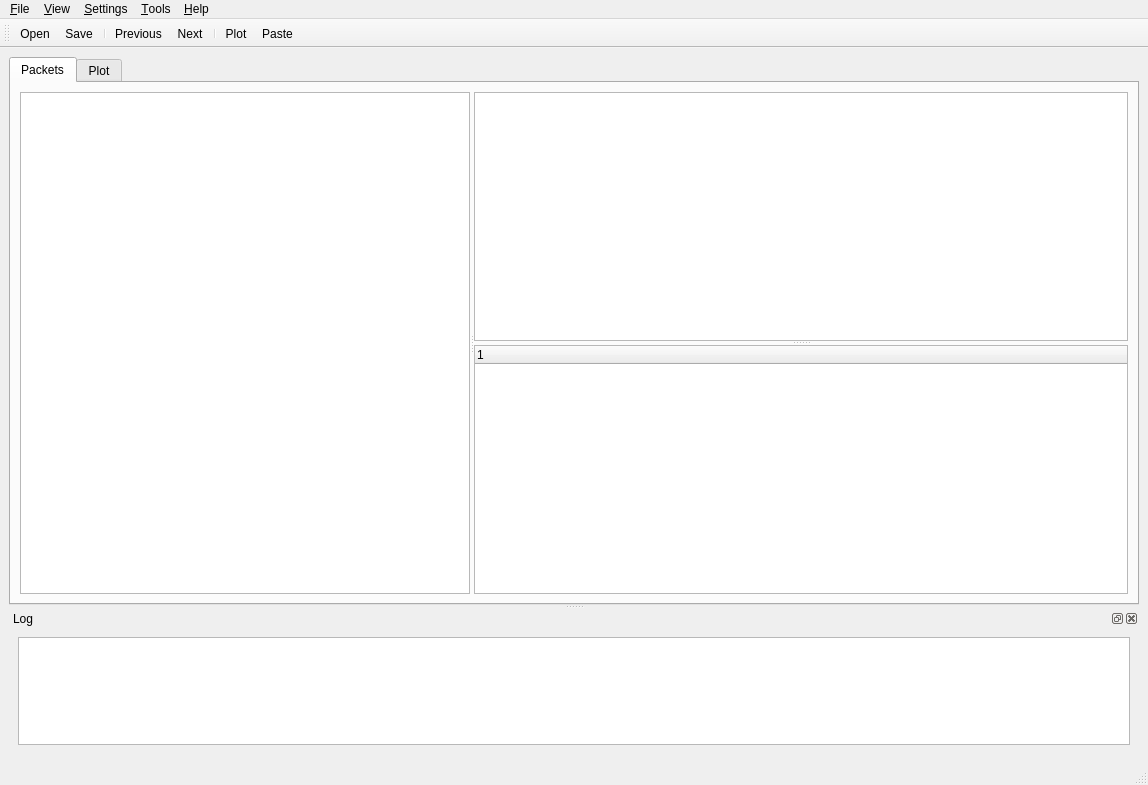
First picture: the form in UI/mainwindow.ui, repository i4Ds/STIX_python_PUB023, before the edit.
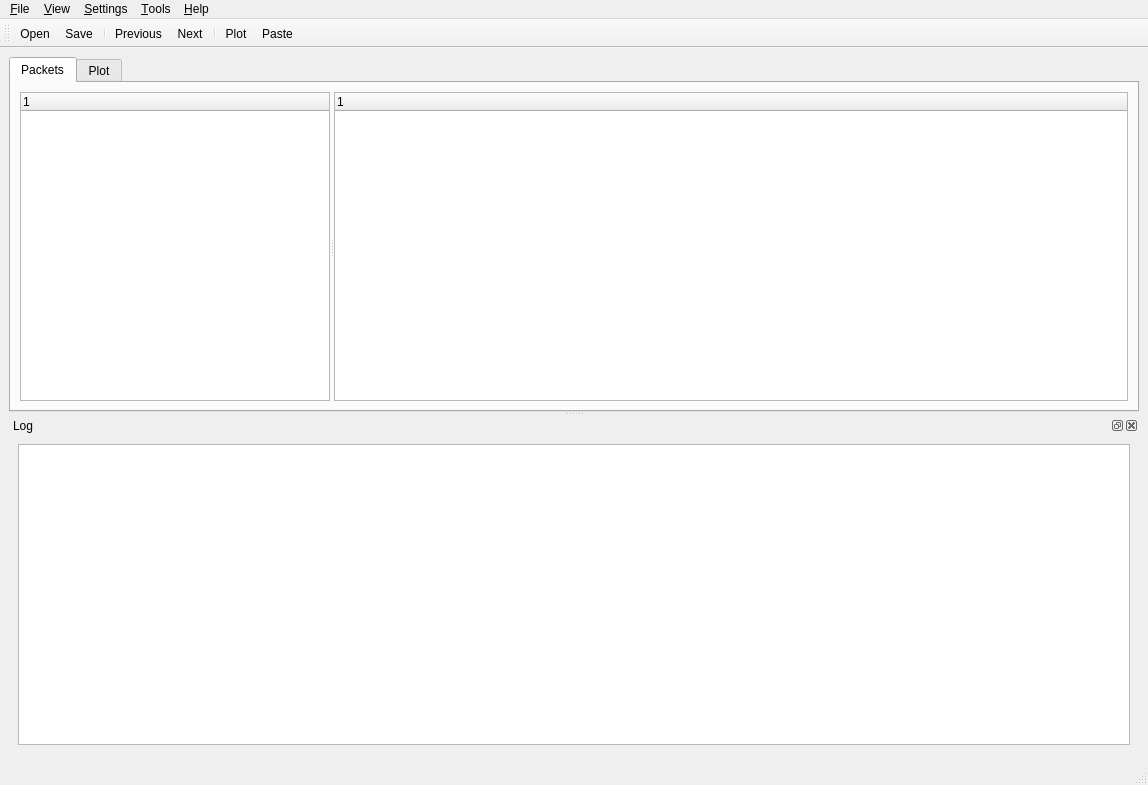
Second picture: the form after the edit. The open tabs and pages were chosen to show the change. Icons and pictures are not drawn.

Diff of the .ui file:
```diff
--- a/UI/mainwindow.ui
+++ b/UI/mainwindow.ui
@@ -51,46 +51,43 @@
             <property name="orientation">
              <enum>Qt::Horizontal</enum>
             </property>
-            <widget class="QListView" name="listView">
+            <widget class="QTreeWidget" name="packetTreeWidget">
              <property name="minimumSize">
               <size>
                <width>0</width>
-               <height>500</height>
+               <height>0</height>
               </size>
              </property>
              <property name="maximumSize">
               <size>
-               <width>450</width>
+               <width>1000000</width>
                <height>16777215</height>
               </size>
              </property>
+             <property name="sizeAdjustPolicy">
+              <enum>QAbstractScrollArea::AdjustToContents</enum>
+             </property>
+             <property name="wordWrap">
+              <bool>false</bool>
+             </property>
+             <column>
+              <property name="text">
+               <string notr="true">1</string>
+              </property>
+             </column>
             </widget>
            </widget>
            <widget class="QSplitter" name="splitter">
             <property name="orientation">
              <enum>Qt::Vertical</enum>
             </property>
-            <widget class="QTableWidget" name="tableWidget">
-             <property name="maximumSize">
-              <size>
-               <width>16777215</width>
-               <height>2000</height>
-              </size>
+            <widget class="QTreeWidget" name="paramTreeWidget">
+             <property name="autoExpandDelay">
+              <number>-1</number>
              </property>
-             <property name="baseSize">
-              <size>
-               <width>0</width>
-               <height>200</height>
-              </size>
-             </property>
-             <attribute name="horizontalHeaderDefaultSectionSize">
-              <number>200</number>
-             </attribute>
-             <attribute name="horizontalHeaderStretchLastSection">
+             <property name="uniformRowHeights">
               <bool>true</bool>
-             </attribute>
-            </widget>
-            <widget class="QTreeWidget" name="treeWidget">
+             </property>
              <attribute name="headerHighlightSections">
               <bool>true</bool>
              </attribute>
```
Left out of the diff: 2 changed lines with no effect on the pictures.
